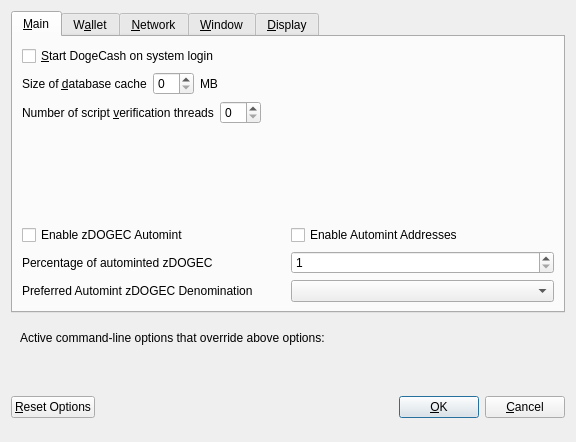
This is src/qt/forms/optionsdialog.ui in Liquid369/blank as Qt 5 draws it before an edit. The edited form follows.
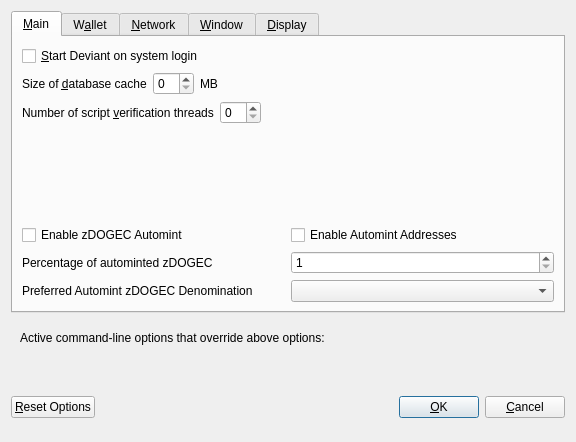
This is the edited form. Custom widgets are drawn as their Qt base class.

What changed in the file:
```diff
--- a/src/qt/forms/optionsdialog.ui
+++ b/src/qt/forms/optionsdialog.ui
@@ -33,7 +33,7 @@
           <string>Automatically start DogeCash after logging in to the system.</string>
          </property>
          <property name="text">
-          <string>&amp;Start DogeCash on system login</string>
+          <string>&amp;Start Deviant on system login</string>
          </property>
         </widget>
        </item>
```
Left out of the diff: 26 changed lines with no effect on the pictures.
